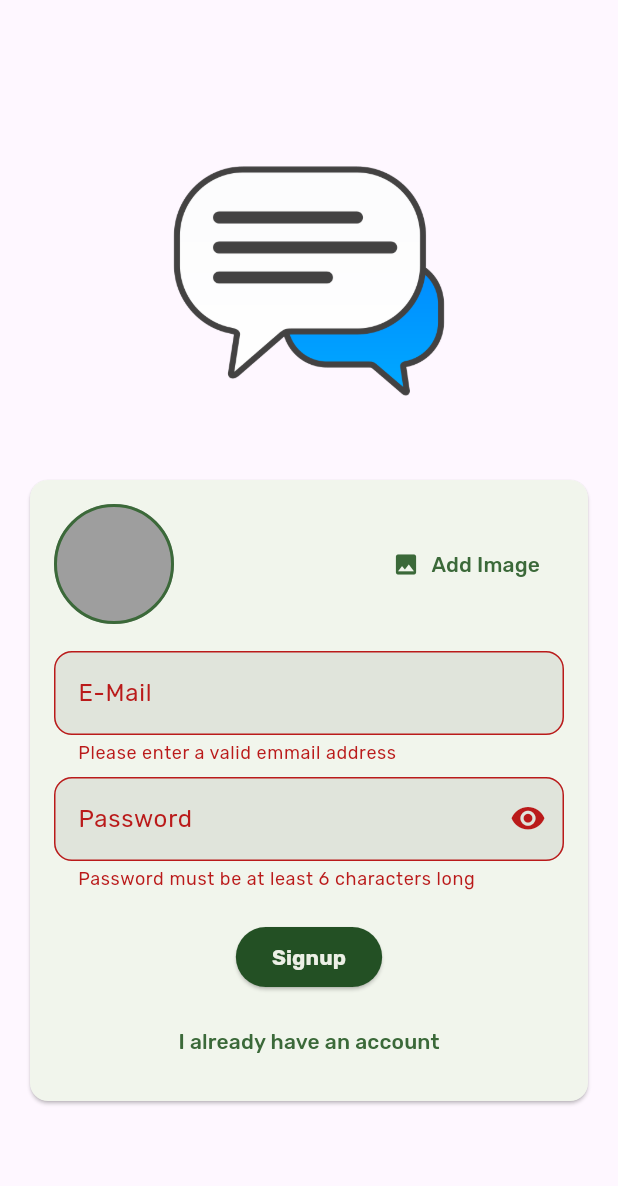
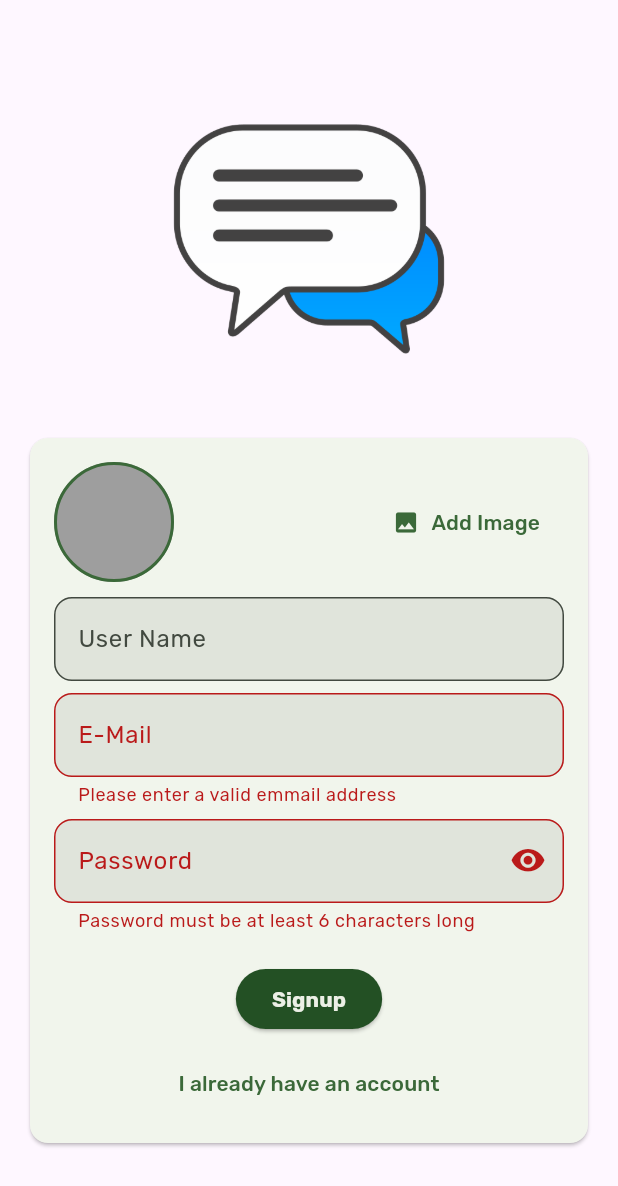
Before and after one commit to FatihYigit35/chat_app, a Flutter app: the screen it shows after launch, after a tap on "Login", after a tap on "Create an account", on a phone screen of 412 x 824 dp. Shown: the top 1186 px of the screen. Run offline on Flutter 3.47's test engine with Material 3 defaults, Android fonts, the phone set to English and light mode, and no system bars; our stand-ins replace cloud_firestore, firebase_auth, firebase_core, firebase_storage, google_fonts, image_picker; accounts and stored records are empty; generated files the repository leaves out were written again.

Commit message:
added username input

```diff
--- a/lib/screen/auth_screen.dart
+++ b/lib/screen/auth_screen.dart
@@ -22,6 +22,7 @@ class _AuthScreenState extends State<AuthScreen> {
   var _obscured = true;
   var _isLogin = true;
   var _isUploading = false;
+  var _enteredUserName = '';
   var _enteredEmail = '';
   var _enteredPassqord = '';
   File? _selectedImage;
@@ -68,8 +69,11 @@ class _AuthScreenState extends State<AuthScreen> {
         await storageRef.putFile(_selectedImage!);
         final imageUrl = await storageRef.getDownloadURL();
 
-        await FirebaseFirestore.instance.collection('users').doc(id).set(
-            {'userName': '', 'email': _enteredEmail, 'imageProfile': imageUrl});
+        await FirebaseFirestore.instance.collection('users').doc(id).set({
+          'userName': _enteredUserName,
+          'email': _enteredEmail,
+          'imageProfile': imageUrl
+        });
 
         setState(() {
           _isUploading = false;
@@ -141,6 +145,7 @@ class _AuthScreenState extends State<AuthScreen> {
                                   _selectedImage = pickedImage;
                                 },
                               ),
+                            textFormFieldUserName(),
                             const SizedBox(height: 8),
                             textFormFieldEmail(),
                             const SizedBox(height: 8),
@@ -277,4 +282,30 @@ class _AuthScreenState extends State<AuthScreen> {
       },
     );
   }
+
+  Visibility textFormFieldUserName() {
+    return Visibility(
+      visible: !_isLogin,
+      child: TextFormField(
+        decoration: InputDecoration(
+          labelText: 'User Name',
+          filled: true,
+          border: borderTextFormField,
+        ),
+        keyboardType: TextInputType.name,
+        enableSuggestions: false,
+        autocorrect: false,
+        textCapitalization: TextCapitalization.none,
+        validator: (value) {
+          if (value == null || value.trim().isEmpty) {
+            return 'Please enter a valid user name';
+          }
+          return null;
+        },
+        onSaved: (newValue) {
+          _enteredUserName = newValue!;
+        },
+      ),
+    );
+  }
 }
```
